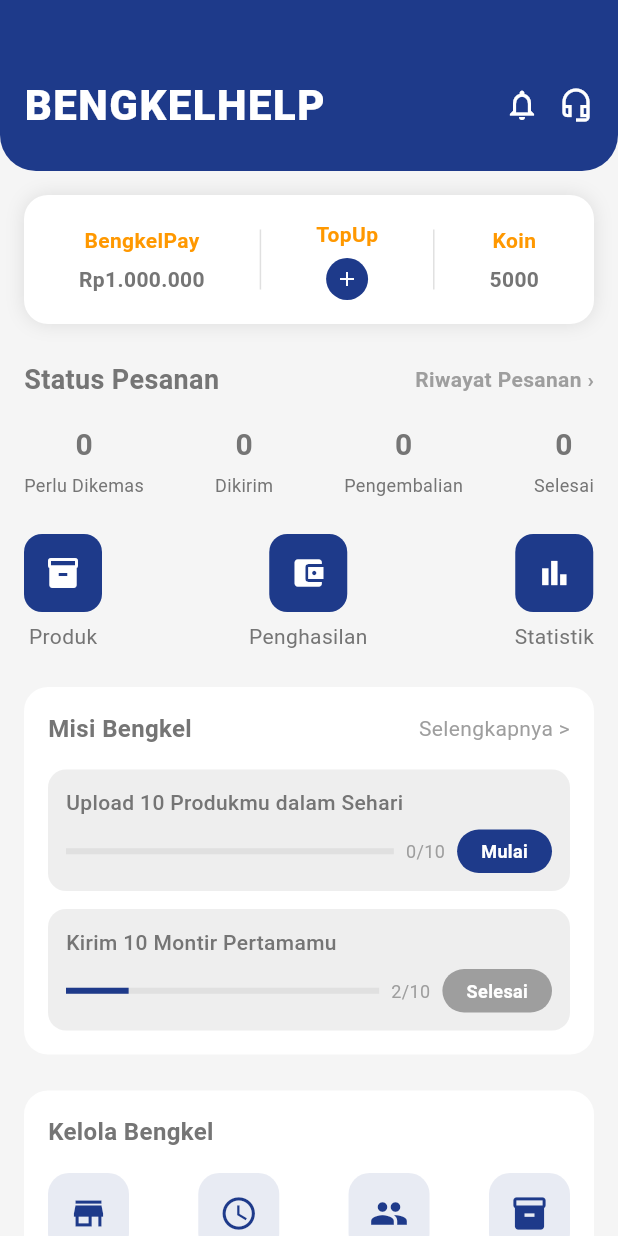
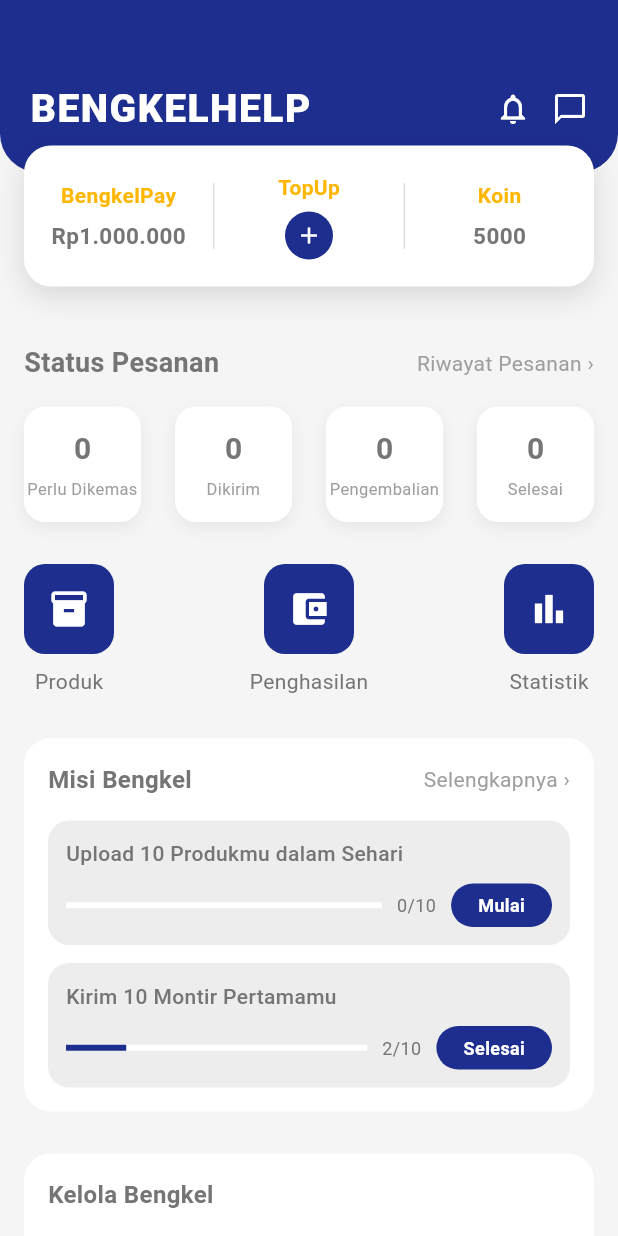
Before and after one commit to crazykillerrr/BengkelHelp, a Flutter app: the SellerDashboardScreen screen opened directly, on a phone screen of 412 x 824 dp. Run offline on Flutter 3.47's test engine with Material 3 defaults, Android fonts, the phone set to English and light mode, and no system bars; our stand-ins replace cloud_firestore, firebase_auth, firebase_core, image_picker; accounts and stored records are empty.

Commit message:
dashboarddddddddddddddddddddddddddddddd

```diff
--- a/lib/presentation/screens/seller/dashboard/seller_dashboard_screen.dart
+++ b/lib/presentation/screens/seller/dashboard/seller_dashboard_screen.dart
@@ -2,11 +2,9 @@
 import 'package:provider/provider.dart';
 import '../../../../core/constants/app_colors.dart';
 import '../../../../core/constants/app_routes.dart';
-import '../../../../core/utils/currency_formatter.dart';
 import '../../../../data/providers/auth_provider.dart';
 import '../../../../data/providers/order_provider.dart';
 import '../../../../data/models/order_model.dart';
-
 
 class SellerDashboardScreen extends StatefulWidget {
   const SellerDashboardScreen({Key? key}) : super(key: key);
@@ -35,28 +33,24 @@
     final orderProvider = Provider.of<OrderProvider>(context);
 
     return Scaffold(
-      backgroundColor: Colors.grey[100],
+      backgroundColor: const Color(0xFFF5F5F5),
       body: RefreshIndicator(
         onRefresh: _loadDashboardData,
         child: SingleChildScrollView(
           physics: const AlwaysScrollableScrollPhysics(),
           child: Column(
-            crossAxisAlignment: CrossAxisAlignment.start,
             children: [
               _buildHeader(),
-              const SizedBox(height: 16),
               _buildWalletCard(),
-              const SizedBox(height: 24),
+              const SizedBox(height: 20),
               _buildStatusPesanan(orderProvider),
-              const SizedBox(height: 24),
+              const SizedBox(height: 28),
               _buildMenuCepat(),
-              const SizedBox(height: 24),
+              const SizedBox(height: 28),
               _buildMisiBengkel(),
-              const SizedBox(height: 24),
-
-              // ===== TAMBAHAN KELOLA BENGKEL =====
+              const SizedBox(height: 28),
               _buildKelolaBengkel(),
-              const SizedBox(height: 24),
+              const SizedBox(height: 40),
             ],
           ),
         ),
@@ -67,12 +61,12 @@
   // ================= HEADER =================
   Widget _buildHeader() {
     return Container(
-      padding: const EdgeInsets.fromLTRB(16, 50, 16, 24),
-      decoration: BoxDecoration(
-        color: AppColors.primary,
-        borderRadius: const BorderRadius.only(
-          bottomLeft: Radius.circular(24),
-          bottomRight: Radius.circular(24),
+      padding: const EdgeInsets.fromLTRB(20, 54, 20, 24),
+      decoration: const BoxDecoration(
+        color: Color(0xFF1E2E8F),
+        borderRadius: BorderRadius.only(
+          bottomLeft: Radius.circular(26),
+          bottomRight: Radius.circular(26),
         ),
       ),
       child: Row(
@@ -82,7 +76,7 @@
             "BENGKELHELP",
             style: TextStyle(
               color: Colors.white,
-              fontSize: 28,
+              fontSize: 26,
               fontWeight: FontWeight.w900,
               letterSpacing: 1,
             ),
@@ -90,10 +84,10 @@
           Row(
             children: const [
               Icon(Icons.notifications_none, color: Colors.white),
-              SizedBox(width: 12),
-              Icon(Icons.headset_mic_outlined, color: Colors.white),
+              SizedBox(width: 14),
+              Icon(Icons.chat_bubble_outline, color: Colors.white),
             ],
-          )
+          ),
         ],
       ),
     );
@@ -101,22 +95,24 @@
 
   // ================= WALLET =================
   Widget _buildWalletCard() {
-    return Padding(
+    return Transform.translate(
+      offset: const Offset(0, -18),
+      child: Padding(
         padding: const EdgeInsets.symmetric(horizontal: 16),
         child: Container(
-        padding: const EdgeInsets.symmetric(vertical: 16),
+          padding: const EdgeInsets.symmetric(vertical: 18),
           decoration: BoxDecoration(
             color: Colors.white,
-          borderRadius: BorderRadius.circular(16),
+            borderRadius: BorderRadius.circular(18),
             boxShadow: [
               BoxShadow(
-              color: Colors.black.withOpacity(0.1),
-              blurRadius: 10,
-            )
+                color: Colors.black.withOpacity(0.12),
+                blurRadius: 16,
+                offset: const Offset(0, 6),
+              ),
             ],
           ),
           child: Row(
-          mainAxisAlignment: MainAxisAlignment.spaceEvenly,
             children: [
               _walletItem("BengkelPay", "Rp1.000.000"),
               _divider(),
@@ -126,39 +122,62 @@
             ],
           ),
         ),
+      ),
     );
   }
 
   Widget _walletItem(String title, String value) {
-    return Column(
+    return Expanded(
+      child: Column(
         children: [
-        Text(title,
+          Text(
+            title,
             style: const TextStyle(
-                color: Colors.orange, fontWeight: FontWeight.bold)),
+              color: Color(0xFFFFB703),
+              fontWeight: FontWeight.bold,
+            ),
+          ),
           const SizedBox(height: 6),
-        Text(value, style: const TextStyle(fontWeight: FontWeight.bold)),
+          Text(
+            value,
+            style: const TextStyle(
+              fontSize: 15,
+              fontWeight: FontWeight.bold,
+            ),
+          ),
         ],
+      ),
     );
   }
 
   Widget _walletTopUp() {
-    return Column(
+    return Expanded(
+      child: Column(
         children: const [
-        Text("TopUp",
-            style:
-                TextStyle(color: Colors.orange, fontWeight: FontWeight.bold)),
+          Text(
+            "TopUp",
+            style: TextStyle(
+              color: Color(0xFFFFB703),
+              fontWeight: FontWeight.bold,
+            ),
+          ),
           SizedBox(height: 6),
           CircleAvatar(
-          radius: 14,
-          backgroundColor: AppColors.primary,
-          child: Icon(Icons.add, size: 16, color: Colors.white),
-        )
+            radius: 16,
+            backgroundColor: Color(0xFF1E2E8F),
+            child: Icon(Icons.add, size: 18, color: Colors.white),
+          ),
         ],
+      ),
     );
   }
 
   Widget _divider() {
-    return Container(width: 1, height: 40, color: Colors.grey[300]);
+    return Container(
+      width: 1,
+      height: 44,
+      color: Colors.grey[300],
+    );
   }
 
   // ================= STATUS PESANAN =================
@@ -184,10 +203,7 @@
                 },
                 child: const Text(
                   "Riwayat Pesanan ›",
-                  style: TextStyle(
-                    color: Colors.grey,
-                    fontWeight: FontWeight.w600,
-                  ),
+                  style: TextStyle(color: Colors.grey),
                 ),
               ),
             ],
@@ -208,13 +224,37 @@
   }
 
   Widget _statusItem(String count, String label) {
-    return Column(
+    return Container(
+      width: 78,
+      padding: const EdgeInsets.symmetric(vertical: 14),
+      decoration: BoxDecoration(
+        color: Colors.white,
+        borderRadius: BorderRadius.circular(14),
+        boxShadow: [
+          BoxShadow(
+            color: Colors.black.withOpacity(0.06),
+            blurRadius: 8,
+            offset: const Offset(0, 4),
+          ),
+        ],
+      ),
+      child: Column(
         children: [
-        Text(count,
-            style: const TextStyle(fontSize: 20, fontWeight: FontWeight.bold)),
+          Text(
+            count,
+            style: const TextStyle(
+              fontSize: 20,
+              fontWeight: FontWeight.bold,
+            ),
+          ),
           const SizedBox(height: 4),
-        Text(label, style: const TextStyle(fontSize: 12)),
+          Text(
+            label,
+            textAlign: TextAlign.center,
+            style: const TextStyle(fontSize: 11, color: Colors.grey),
+          ),
         ],
+      ),
     );
   }
 
@@ -224,29 +264,12 @@
       padding: const EdgeInsets.symmetric(horizontal: 16),
       child: Row(
         mainAxisAlignment: MainAxisAlignment.spaceBetween,
-        children: [
-          _menuItem(Icons.inventory_2, "Produk"),
-          _menuItem(Icons.account_balance_wallet, "Penghasilan"),
-          _menuItem(Icons.bar_chart, "Statistik"),
+        children: const [
+          _MenuCepatItem(Icons.inventory_2, "Produk"),
+          _MenuCepatItem(Icons.account_balance_wallet, "Penghasilan"),
+          _MenuCepatItem(Icons.bar_chart, "Statistik"),
         ],
       ),
-    );
-  }
-
-  Widget _menuItem(IconData icon, String label) {
-    return Column(
-      children: [
-        Container(
-          padding: const EdgeInsets.all(14),
-          decoration: BoxDecoration(
-            color: AppColors.primary,
-            borderRadius: BorderRadius.circular(12),
-          ),
-          child: Icon(icon, color: Colors.white),
-        ),
-        const SizedBox(height: 6),
-        Text(label),
-      ],
     );
   }
 
@@ -258,7 +281,7 @@
         padding: const EdgeInsets.all(16),
         decoration: BoxDecoration(
           color: Colors.white,
-          borderRadius: BorderRadius.circular(16),
+          borderRadius: BorderRadius.circular(18),
         ),
         child: Column(
           children: [
@@ -267,15 +290,9 @@
               children: const [
                 Text(
                   "Misi Bengkel",
-                  style: TextStyle(
-                    fontSize: 16,
-                    fontWeight: FontWeight.bold,
+                  style: TextStyle(fontSize: 16, fontWeight: FontWeight.bold),
                 ),
-                ),
-                Text(
-                  "Selengkapnya >",
-                  style: TextStyle(color: Colors.grey),
-                ),
+                Text("Selengkapnya ›", style: TextStyle(color: Colors.grey)),
               ],
             ),
             const SizedBox(height: 16),
@@ -289,14 +306,11 @@
   }
 
   Widget _misiItem(String title, int current, int total, String buttonText) {
-    double progress = current / total;
-    bool isCompleted = buttonText == "Selesai";
-
     return Container(
       padding: const EdgeInsets.all(12),
       decoration: BoxDecoration(
-        color: Colors.grey[200],
-        borderRadius: BorderRadius.circular(12),
+        color: const Color(0xFFEDEDED),
+        borderRadius: BorderRadius.circular(14),
       ),
       child: Column(
         crossAxisAlignment: CrossAxisAlignment.start,
@@ -304,32 +318,34 @@
           Text(title,
               style:
               const TextStyle(fontSize: 14, fontWeight: FontWeight.w500)),
-          const SizedBox(height: 8),
+          const SizedBox(height: 10),
           Row(
             children: [
               Expanded(
                 child: LinearProgressIndicator(
-                  value: progress,
-                  color: AppColors.primary,
-                  backgroundColor: Colors.grey[300],
+                  value: current / total,
+                  color: const Color(0xFF1E2E8F),
+                  backgroundColor: Colors.white,
                 ),
               ),
-              const SizedBox(width: 8),
+              const SizedBox(width: 10),
               Text("$current/$total",
-                  style: const TextStyle(fontSize: 12, color: Colors.grey)),
-              const SizedBox(width: 8),
+                  style: const TextStyle(fontSize: 12)),
+              const SizedBox(width: 10),
               Container(
                 padding:
-                    const EdgeInsets.symmetric(horizontal: 16, vertical: 6),
+                const EdgeInsets.symmetric(horizontal: 18, vertical: 6),
                 decoration: BoxDecoration(
-                  color: isCompleted ? Colors.grey : AppColors.primary,
+                  color: const Color(0xFF1E2E8F),
                   borderRadius: BorderRadius.circular(20),
                 ),
-                child: Text(buttonText,
+                child: Text(
+                  buttonText,
                   style: const TextStyle(
                       color: Colors.white,
                       fontSize: 12,
-                        fontWeight: FontWeight.bold)),
+                      fontWeight: FontWeight.bold),
+                ),
               ),
             ],
           ),
@@ -338,7 +354,7 @@
     );
   }
 
-  // ================= KELOLA BENGKEL (TAMBAHAN) =================
+  // ================= KELOLA BENGKEL =================
   Widget _buildKelolaBengkel() {
     return Padding(
       padding: const EdgeInsets.symmetric(horizontal: 16),
@@ -346,7 +362,7 @@
         padding: const EdgeInsets.all(16),
         decoration: BoxDecoration(
           color: Colors.white,
-          borderRadius: BorderRadius.circular(16),
+          borderRadius: BorderRadius.circular(18),
         ),
         child: Column(
           crossAxisAlignment: CrossAxisAlignment.start,
@@ -366,21 +382,11 @@
                     Navigator.pushNamed(context, AppRoutes.manageBengkel);
                   },
                 ),
-    const _KelolaItem(
-      icon: Icons.access_time,
-      label: "Operasional",
-    ),
-    const _KelolaItem(
-      icon: Icons.people,
-      label: "Montir",
-    ),
-    const _KelolaItem(
-      icon: Icons.inventory_2,
-      label: "Produk",
-    ),
+                const _KelolaItem(icon: Icons.access_time, label: "Operasional"),
+                const _KelolaItem(icon: Icons.people, label: "Montir"),
+                const _KelolaItem(icon: Icons.inventory_2, label: "Produk"),
               ],
             ),
-
           ],
         ),
       ),
@@ -388,7 +394,33 @@
   }
 }
 
-// ================= ITEM KELOLA =================
+// ================= MENU CEPAT ITEM =================
+class _MenuCepatItem extends StatelessWidget {
+  final IconData icon;
+  final String label;
+
+  const _MenuCepatItem(this.icon, this.label);
+
+  @override
+  Widget build(BuildContext context) {
+    return Column(
+      children: [
+        Container(
+          padding: const EdgeInsets.all(16),
+          decoration: BoxDecoration(
+            color: const Color(0xFF1E2E8F),
+            borderRadius: BorderRadius.circular(14),
+          ),
+          child: Icon(icon, color: Colors.white, size: 28),
+        ),
+        const SizedBox(height: 8),
+        Text(label),
+      ],
+    );
+  }
+}
+
+// ================= KELOLA ITEM =================
 class _KelolaItem extends StatelessWidget {
   final IconData icon;
   final String label;
@@ -409,18 +441,19 @@
           Container(
             padding: const EdgeInsets.all(14),
             decoration: BoxDecoration(
-              color: AppColors.primary.withOpacity(0.1),
+              color: const Color(0xFFE8EBFF),
               borderRadius: BorderRadius.circular(14),
             ),
-            child: Icon(icon, color: AppColors.primary, size: 26),
+            child: Icon(
+              icon,
+              color: const Color(0xFF1E2E8F),
+              size: 26,
             ),
-          const SizedBox(height: 6),
+          ),
+          const SizedBox(height: 8),
           Text(
             label,
-            style: const TextStyle(
-              fontSize: 12,
-              fontWeight: FontWeight.w500,
-            ),
+            style: const TextStyle(fontSize: 12),
           ),
         ],
       ),
```
Lines whose indentation alone changed are shown as unchanged.
